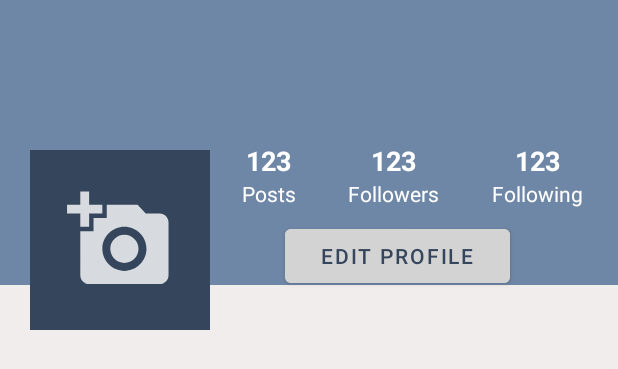
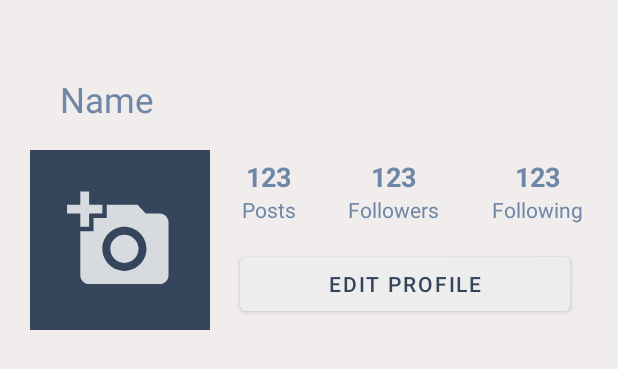
Before and after one commit to Yinghanghang/WePost, an Android app: the layout fragment_profile.xml on its own in the app's theme, with its tools: preview values and no code run, on a phone screen of 412 x 824 dp. Shown: the top 369 px of the screen. Run offline under Robolectric (Android 15) with nearby library versions, the phone set to English and light mode, and no system bars.

```diff
--- a/app/src/main/java/com/example/socialmediaapp/Fragment/ContactsFragment.java
+++ b/app/src/main/java/com/example/socialmediaapp/Fragment/ContactsFragment.java
@@ -3,6 +3,7 @@ package com.example.socialmediaapp.Fragment;
 import android.content.Intent;
 import android.os.Bundle;
 
+import androidx.appcompat.app.AppCompatActivity;
 import androidx.fragment.app.Fragment;
 
 import android.view.LayoutInflater;
@@ -25,6 +26,7 @@ public class ContactsFragment extends Fragment {
     @Override
     public void onCreate(Bundle savedInstanceState) {
         firebaseAuth = FirebaseAuth.getInstance();
+        ((AppCompatActivity) getActivity()).getSupportActionBar().setTitle("Contacts");
         super.onCreate(savedInstanceState);
     }
 
--- a/app/src/main/java/com/example/socialmediaapp/Fragment/HomeFragment.java
+++ b/app/src/main/java/com/example/socialmediaapp/Fragment/HomeFragment.java
@@ -3,6 +3,7 @@ package com.example.socialmediaapp.Fragment;
 import android.content.Intent;
 import android.os.Bundle;
 
+import androidx.appcompat.app.AppCompatActivity;
 import androidx.fragment.app.Fragment;
 
 import android.view.LayoutInflater;
@@ -24,7 +25,7 @@ public class HomeFragment extends Fragment {
 
     @Override
     public void onCreate(Bundle savedInstanceState) {
-
+        ((AppCompatActivity) getActivity()).getSupportActionBar().setTitle("Home");
         super.onCreate(savedInstanceState);
     }
 
@@ -40,6 +41,7 @@ public class HomeFragment extends Fragment {
     @Override
     public void onCreateOptionsMenu(Menu menu, MenuInflater inflater) {
         inflater.inflate(R.menu.menu_main, menu);
+        ((AppCompatActivity) getActivity()).getSupportActionBar().setTitle("Home");
         super.onCreateOptionsMenu(menu, inflater);
     }
 
--- a/app/src/main/java/com/example/socialmediaapp/StartActivity.java
+++ b/app/src/main/java/com/example/socialmediaapp/StartActivity.java
@@ -29,8 +29,6 @@ public class StartActivity extends AppCompatActivity {
     protected void onCreate(Bundle savedInstanceState) {
         super.onCreate(savedInstanceState);
         setContentView(R.layout.activity_start);
-
-        ActionBar actionBar = getSupportActionBar();
 
         firebaseAuth = FirebaseAuth.getInstance();
 
@@ -72,7 +70,6 @@ public class StartActivity extends AppCompatActivity {
         }
     }
 
-
     //inflate options menu
     @Override
     public boolean onCreateOptionsMenu(Menu menu) {
--- a/app/src/main/res/layout/fragment_contacts.xml
+++ b/app/src/main/res/layout/fragment_contacts.xml
@@ -4,7 +4,6 @@
     android:layout_height="match_parent"
     tools:context="com.example.socialmediaapp.Fragment.ContactsFragment">
 
-    <!-- TODO: Update blank fragment layout -->
     <TextView
         android:layout_width="match_parent"
         android:layout_height="match_parent"
--- a/app/src/main/res/layout/fragment_home.xml
+++ b/app/src/main/res/layout/fragment_home.xml
@@ -4,7 +4,6 @@
     android:layout_height="match_parent"
     tools:context="com.example.socialmediaapp.Fragment.HomeFragment">
 
-    <!-- TODO: Update blank fragment layout -->
     <TextView
         android:layout_width="match_parent"
         android:layout_height="match_parent"
--- a/app/src/main/res/layout/fragment_profile.xml
+++ b/app/src/main/res/layout/fragment_profile.xml
@@ -11,9 +11,7 @@
 
         <RelativeLayout
             android:layout_width="match_parent"
-            android:layout_height="190dp"
-            android:background="@color/ShadowBlue"
-           >
+            android:layout_height="190dp">
 
         </RelativeLayout>
 
@@ -27,10 +25,13 @@
                 android:id="@+id/p_name"
                 android:layout_width="wrap_content"
                 android:layout_height="wrap_content"
-                android:textColor="@color/white"
-                android:layout_marginStart="20dp"
-                android:textSize="25sp" />
+                android:text="Name"
+                android:textColor="@color/ShadowBlue"
+                android:layout_marginStart="40dp"
+                android:layout_marginTop="25dp"
+                android:textSize="23sp" />
 
+            <!--
             <TextView
                 android:id="@+id/p_email"
                 android:layout_width="match_parent"
@@ -38,8 +39,8 @@
                 android:layout_marginStart="20dp"
                 android:layout_marginLeft="5dp"
                 android:layout_marginTop="5dp"
-                android:textColor="@color/white" />
-
+                android:textColor="@color/ShadowBlue" />
+            -->
         </LinearLayout>
 
 
@@ -67,7 +68,7 @@
                     android:layout_width="wrap_content"
                     android:layout_height="wrap_content"
                     android:layout_marginLeft="5dp"
-                    android:layout_marginTop="-5dp"
+                    android:layout_marginTop="5dp"
                     android:orientation="horizontal">
 
                     <LinearLayout
@@ -82,7 +83,7 @@
                             android:layout_height="wrap_content"
                             android:gravity="center"
                             android:text="123"
-                            android:textColor="@color/white"
+                            android:textColor="@color/ShadowBlue"
                             android:textSize="18sp"
                             android:textStyle="bold" />
 
@@ -91,7 +92,7 @@
                             android:layout_height="wrap_content"
                             android:gravity="center"
                             android:text="Posts"
-                            android:textColor="@color/white" />
+                            android:textColor="@color/ShadowBlue" />
 
                     </LinearLayout>
 
@@ -107,7 +108,7 @@
                             android:layout_height="wrap_content"
                             android:gravity="center"
                             android:text="123"
-                            android:textColor="@color/white"
+                            android:textColor="@color/ShadowBlue"
                             android:textSize="18sp"
                             android:textStyle="bold" />
 
@@ -116,7 +117,7 @@
                             android:layout_height="wrap_content"
                             android:text="Followers"
                             android:gravity="center"
-                            android:textColor="@color/white" />
+                            android:textColor="@color/ShadowBlue" />
 
                     </LinearLayout>
 
@@ -132,7 +133,7 @@
                             android:layout_height="wrap_content"
                             android:gravity="center"
                             android:text="123"
-                            android:textColor="@color/white"
+                            android:textColor="@color/ShadowBlue"
                             android:textSize="18sp"
                             android:textStyle="bold" />
 
@@ -141,20 +142,20 @@
                             android:layout_height="wrap_content"
                             android:text="Following"
                             android:gravity="center"
-                            android:textColor="@color/white" />
+                            android:textColor="@color/ShadowBlue" />
 
                     </LinearLayout>
                 </LinearLayout>
 
                 <Button
                     android:id="@+id/p_edit_profile"
-                    android:layout_width="150dp"
+                    android:layout_width="220dp"
                     android:layout_height="wrap_content"
-                    android:layout_marginTop="8dp"
-                    android:layout_marginLeft="50dp"
+                    android:layout_marginTop="16dp"
+                    android:layout_marginLeft="20dp"
                     android:text="Edit Profile"
                     android:textColor="@color/Charcoal"
-                    android:backgroundTint="@color/LightGrey" />
+                    android:backgroundTint="#ededed" />
 
             </LinearLayout>
 
```
Also changed, not shown: app/src/main/java/com/example/socialmediaapp/EditProfileActivity.java (+8 -4 lines), app/src/main/java/com/example/socialmediaapp/Fragment/ProfileFragment.java (+5 -2 lines), app/src/main/java/com/example/socialmediaapp/PostActivity.java (+8 -4 lines), app/src/main/res/layout/activity_edit_profile.xml (+8 -15 lines), app/src/main/res/layout/activity_post.xml (+9 -7 lines).
